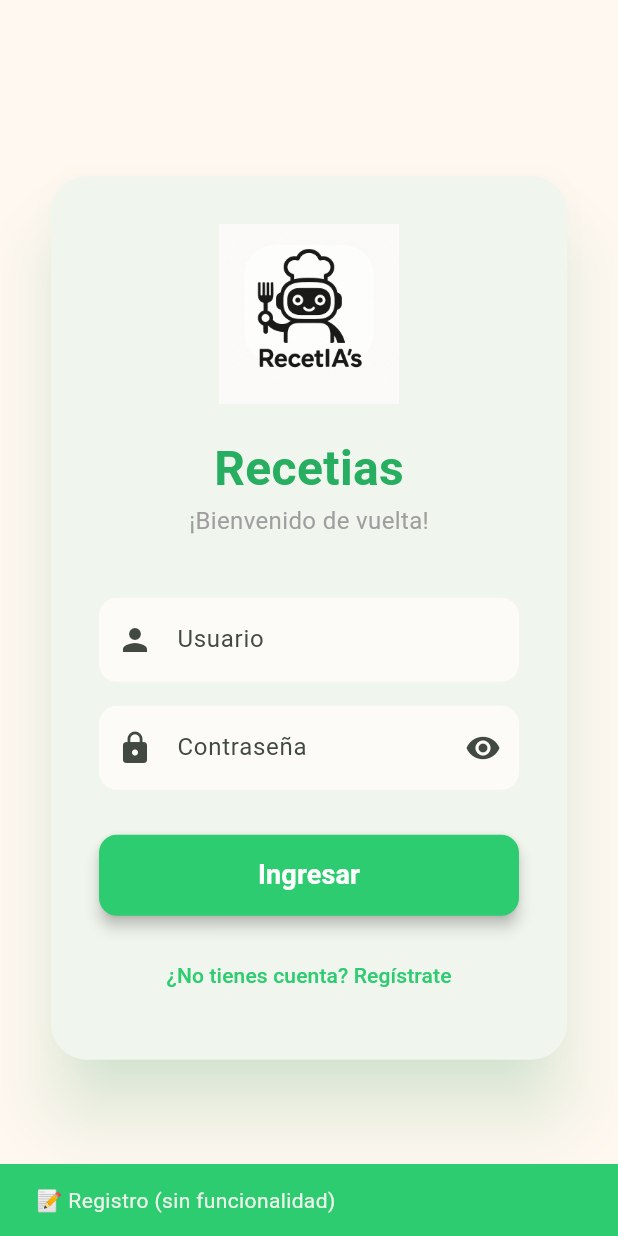
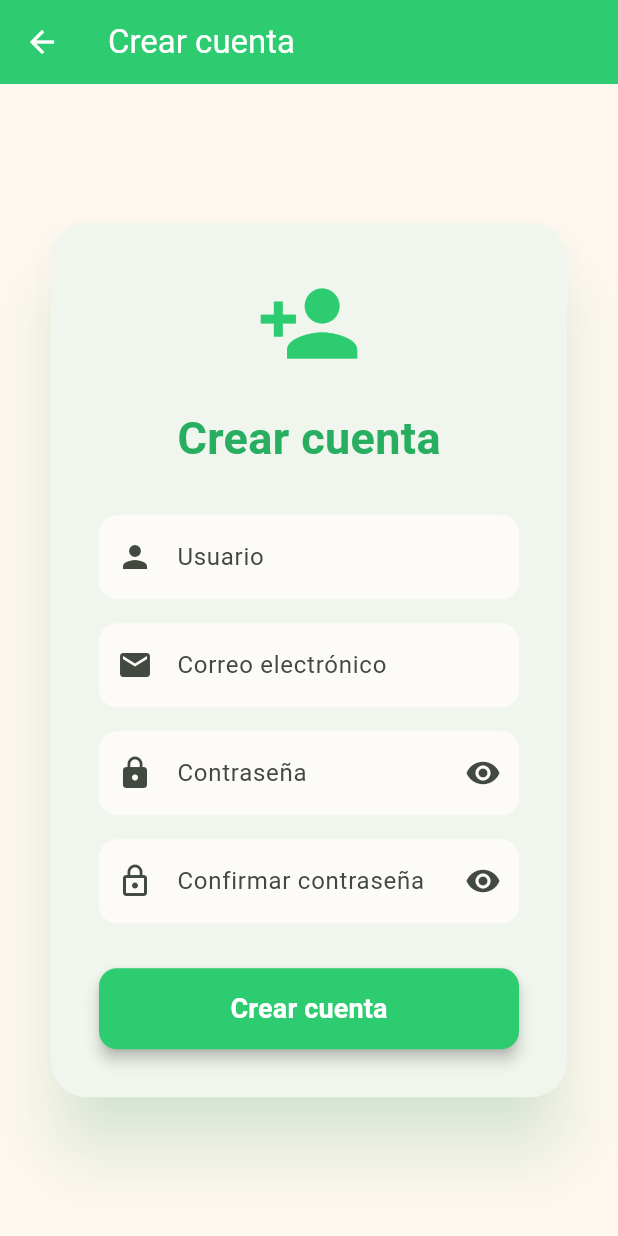
Before and after one commit to RodoTex2005/Fepro, a Flutter app: the screen it shows after launch, after a tap on "¿No tienes cuenta? Regístrate", on a phone screen of 412 x 824 dp. Run offline on Flutter 3.47's test engine with Material 3 defaults, Android fonts, the phone set to English and light mode, and no system bars; our stand-ins replace cloud_firestore, firebase_auth, firebase_core, shared_preferences; accounts and stored records are empty.

Commit message:
Integrar Firebase Authentication y Firestore

```diff
--- a/lib/main.dart
+++ b/lib/main.dart
@@ -1,7 +1,16 @@
 import 'package:flutter/material.dart';
+import 'package:firebase_core/firebase_core.dart';
+
+import 'firebase_options.dart';
 import 'screens/login_screen.dart';
 
-void main() {
+void main() async {
+  WidgetsFlutterBinding.ensureInitialized();
+
+  await Firebase.initializeApp(
+    options: DefaultFirebaseOptions.currentPlatform,
+  );
+
   runApp(const RecetiasApp());
 }
 
--- a/lib/screens/login_screen.dart
+++ b/lib/screens/login_screen.dart
@@ -1,5 +1,6 @@
 import 'package:flutter/material.dart';
 import 'home_screen.dart';
+import 'register_screen.dart';
 
 class LoginScreen extends StatefulWidget {
   const LoginScreen({super.key});
@@ -190,11 +191,13 @@ class _LoginScreenState extends State<LoginScreen>
                     const SizedBox(height: 16),
 
                     TextButton(
-                      onPressed: () {
-                        ScaffoldMessenger.of(context).showSnackBar(
-                          const SnackBar(
-                            content: Text('📝 Registro (sin funcionalidad)'),
-                            backgroundColor: Color(0xFF2ECC71),
+                          onPressed: _isLoading
+                              ? null
+                              : () {
+                                  Navigator.push(
+                                    context,
+                                    MaterialPageRoute(
+                                      builder: (_) => const RegisterScreen(),
                                     ),
                                   );
                                 },
--- /dev/null
+++ b/lib/screens/register_screen.dart
@@ -0,0 +1,322 @@
+import 'package:flutter/material.dart';
+import 'package:firebase_auth/firebase_auth.dart';
+import 'package:cloud_firestore/cloud_firestore.dart';
+
+class RegisterScreen extends StatefulWidget {
+  const RegisterScreen({super.key});
+
+  @override
+  State<RegisterScreen> createState() => _RegisterScreenState();
+}
+
+class _RegisterScreenState extends State<RegisterScreen> {
+  final usuarioController = TextEditingController();
+  final correoController = TextEditingController();
+  final passwordController = TextEditingController();
+  final confirmarPasswordController = TextEditingController();
+
+  bool _obscurePassword = true;
+  bool _obscureConfirmPassword = true;
+  bool _isLoading = false;
+
+  @override
+  void dispose() {
+    usuarioController.dispose();
+    correoController.dispose();
+    passwordController.dispose();
+    confirmarPasswordController.dispose();
+    super.dispose();
+  }
+
+  Future<void> _registrarUsuario() async {
+        print('BOTON CREAR CUENTA PRESIONADO');
+
+        final usuario = usuarioController.text.trim();
+        final correo = correoController.text.trim();
+        final password = passwordController.text;
+        final confirmarPassword = confirmarPasswordController.text;
+
+        print('Usuario: $usuario');
+        print('Correo: $correo');
+
+        if (usuario.isEmpty ||
+            correo.isEmpty ||
+            password.isEmpty ||
+            confirmarPassword.isEmpty) {
+          print('ERROR: Hay campos vacíos');
+          _mostrarMensaje('Completa todos los campos.');
+          return;
+        }
+
+        if (password != confirmarPassword) {
+          print('ERROR: Las contraseñas no coinciden');
+          _mostrarMensaje('Las contraseñas no coinciden.');
+          return;
+        }
+
+        if (password.length < 6) {
+          print('ERROR: Contraseña demasiado corta');
+          _mostrarMensaje('La contraseña debe tener al menos 6 caracteres.');
+          return;
+        }
+
+        print('VALIDACIONES CORRECTAS');
+
+        setState(() {
+          _isLoading = true;
+        });
+
+        try {
+          print('Intentando crear usuario en Firebase Authentication...');
+
+          final credencial = await FirebaseAuth.instance
+              .createUserWithEmailAndPassword(
+            email: correo,
+            password: password,
+          );
+
+          print('USUARIO CREADO EN AUTHENTICATION');
+
+          final uid = credencial.user!.uid;
+
+          print('UID: $uid');
+          print('Intentando crear documento en Firestore...');
+
+          await FirebaseFirestore.instance.collection('usuarios').doc(uid).set({
+            'uid': uid,
+            'usuario': usuario,
+            'correo': correo,
+            'fotoPerfil': '',
+            'fechaRegistro': FieldValue.serverTimestamp(),
+            'nivel': 1,
+            'experiencia': 0,
+          });
+
+          print('DOCUMENTO CREADO EN FIRESTORE');
+
+          if (!mounted) return;
+
+          _mostrarMensaje('¡Cuenta creada correctamente!');
+
+          Navigator.pop(context);
+        } on FirebaseAuthException catch (e) {
+          print('ERROR DE FIREBASE AUTH: ${e.code}');
+          print('MENSAJE: ${e.message}');
+
+          String mensaje;
+
+          switch (e.code) {
+            case 'email-already-in-use':
+              mensaje = 'Este correo ya está registrado.';
+              break;
+            case 'invalid-email':
+              mensaje = 'El correo electrónico no es válido.';
+              break;
+            case 'weak-password':
+              mensaje = 'La contraseña es demasiado débil.';
+              break;
+            default:
+              mensaje = 'No se pudo crear la cuenta.';
+          }
+
+          _mostrarMensaje(mensaje);
+        } catch (e) {
+          print('ERROR GENERAL: $e');
+          _mostrarMensaje('Ocurrió un error al crear la cuenta.');
+        } finally {
+          if (mounted) {
+            setState(() {
+              _isLoading = false;
+            });
+          }
+        }
+      }
+
+  void _mostrarMensaje(String mensaje) {
+    ScaffoldMessenger.of(context).showSnackBar(
+      SnackBar(
+        content: Text(mensaje),
+        backgroundColor: const Color(0xFF2ECC71),
+      ),
+    );
+  }
+
+  @override
+  Widget build(BuildContext context) {
+    return Scaffold(
+      backgroundColor: const Color(0xFFFFF8F0),
+      appBar: AppBar(
+        title: const Text('Crear cuenta'),
+        backgroundColor: const Color(0xFF2ECC71),
+        foregroundColor: Colors.white,
+      ),
+      body: Center(
+        child: SingleChildScrollView(
+          padding: const EdgeInsets.all(30),
+          child: Card(
+            elevation: 20,
+            shadowColor: const Color(0xFF2ECC71).withOpacity(0.3),
+            shape: RoundedRectangleBorder(
+              borderRadius: BorderRadius.circular(24),
+            ),
+            child: Padding(
+              padding: const EdgeInsets.all(32),
+              child: Column(
+                children: [
+                  const Icon(
+                    Icons.person_add,
+                    size: 70,
+                    color: Color(0xFF2ECC71),
+                  ),
+
+                  const SizedBox(height: 20),
+
+                  const Text(
+                    'Crear cuenta',
+                    style: TextStyle(
+                      fontSize: 30,
+                      fontWeight: FontWeight.bold,
+                      color: Color(0xFF27AE60),
+                    ),
+                  ),
+
+                  const SizedBox(height: 30),
+
+                  // USUARIO
+                  TextField(
+                    controller: usuarioController,
+                    decoration: InputDecoration(
+                      labelText: 'Usuario',
+                      prefixIcon: const Icon(Icons.person),
+                      border: OutlineInputBorder(
+                        borderRadius: BorderRadius.circular(12),
+                        borderSide: BorderSide.none,
+                      ),
+                      filled: true,
+                      fillColor: const Color(0xFFFDFBF7),
+                    ),
+                  ),
+
+                  const SizedBox(height: 16),
+
+                  // CORREO
+                  TextField(
+                    controller: correoController,
+                    keyboardType: TextInputType.emailAddress,
+                    decoration: InputDecoration(
+                      labelText: 'Correo electrónico',
+                      prefixIcon: const Icon(Icons.email),
+                      border: OutlineInputBorder(
+                        borderRadius: BorderRadius.circular(12),
+                        borderSide: BorderSide.none,
+                      ),
+                      filled: true,
+                      fillColor: const Color(0xFFFDFBF7),
+                    ),
+                  ),
+
+                  const SizedBox(height: 16),
+
+                  // CONTRASEÑA
+                  TextField(
+                    controller: passwordController,
+                    obscureText: _obscurePassword,
+                    decoration: InputDecoration(
+                      labelText: 'Contraseña',
+                      prefixIcon: const Icon(Icons.lock),
+                      suffixIcon: IconButton(
+                        icon: Icon(
+                          _obscurePassword
+                              ? Icons.visibility
+                              : Icons.visibility_off,
+                        ),
+                        onPressed: () {
+                          setState(() {
+                            _obscurePassword = !_obscurePassword;
+                          });
+                        },
+                      ),
+                      border: OutlineInputBorder(
+                        borderRadius: BorderRadius.circular(12),
+                        borderSide: BorderSide.none,
+                      ),
+                      filled: true,
+                      fillColor: const Color(0xFFFDFBF7),
+                    ),
+                  ),
+
+                  const SizedBox(height: 16),
+
+                  // CONFIRMAR CONTRASEÑA
+                  TextField(
+                    controller: confirmarPasswordController,
+                    obscureText: _obscureConfirmPassword,
+                    decoration: InputDecoration(
+                      labelText: 'Confirmar contraseña',
+                      prefixIcon: const Icon(Icons.lock_outline),
+                      suffixIcon: IconButton(
+                        icon: Icon(
+                          _obscureConfirmPassword
+                              ? Icons.visibility
+                              : Icons.visibility_off,
+                        ),
+                        onPressed: () {
+                          setState(() {
+                            _obscureConfirmPassword =
+                                !_obscureConfirmPassword;
+                          });
+                        },
+                      ),
+                      border: OutlineInputBorder(
+                        borderRadius: BorderRadius.circular(12),
+                        borderSide: BorderSide.none,
+                      ),
+                      filled: true,
+                      fillColor: const Color(0xFFFDFBF7),
+                    ),
+                  ),
+
+                  const SizedBox(height: 30),
+
+                  // BOTÓN
+                  SizedBox(
+                    width: double.infinity,
+                    height: 54,
+                    child: ElevatedButton(
+                      style: ElevatedButton.styleFrom(
+                        backgroundColor: const Color(0xFF2ECC71),
+                        shape: RoundedRectangleBorder(
+                          borderRadius: BorderRadius.circular(12),
+                        ),
+                        elevation: 4,
+                      ),
+                      onPressed:
+                          _isLoading ? null : _registrarUsuario,
+                      child: _isLoading
+                          ? const SizedBox(
+                              height: 24,
+                              width: 24,
+                              child: CircularProgressIndicator(
+                                color: Colors.white,
+                                strokeWidth: 2,
+                              ),
+                            )
+                          : const Text(
+                              'Crear cuenta',
+                              style: TextStyle(
+                                fontSize: 18,
+                                fontWeight: FontWeight.bold,
+                                color: Colors.white,
+                              ),
+                            ),
+                    ),
+                  ),
+                ],
+              ),
+            ),
+          ),
+        ),
+      ),
+    );
+  }
+}
--- a/pubspec.yaml
+++ b/pubspec.yaml
@@ -35,6 +35,9 @@ dependencies:
   # Use with the CupertinoIcons class for iOS style icons.
   cupertino_icons: ^1.0.8
   shared_preferences: ^2.5.5
+  firebase_core: ^4.13.0
+  firebase_auth: ^6.5.7
+  cloud_firestore: ^6.8.0
 
 dev_dependencies:
   flutter_test:
```
Also changed, not shown: firebase.json (added), lib/firebase_options.dart (added), pubspec.lock, 3 other files. Lines whose indentation alone changed are shown as unchanged.
